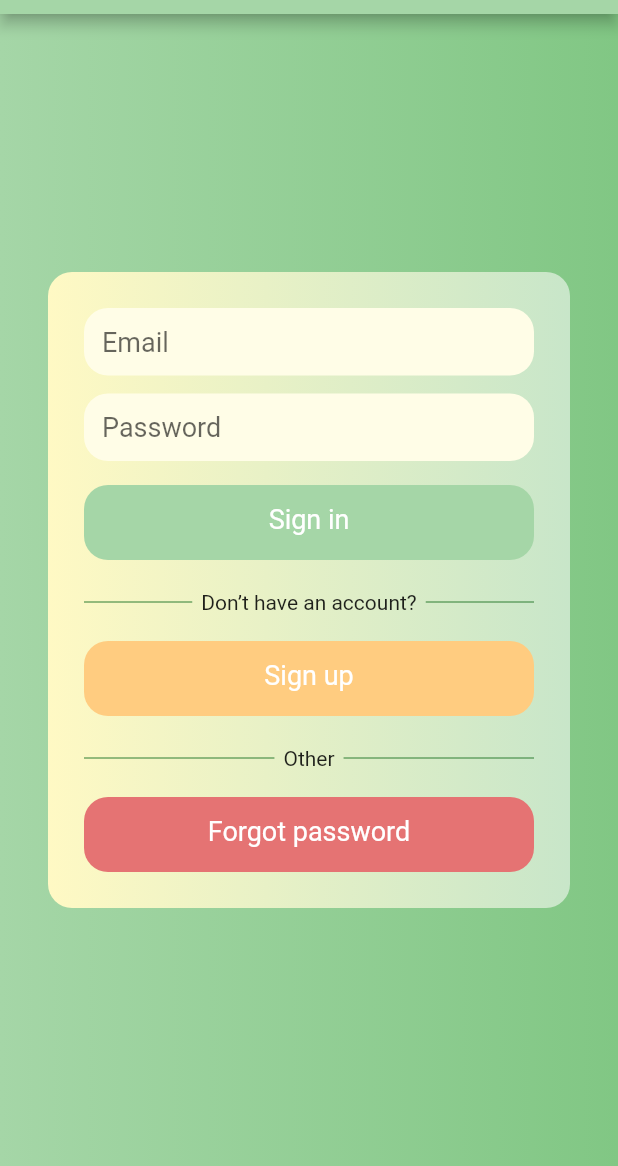
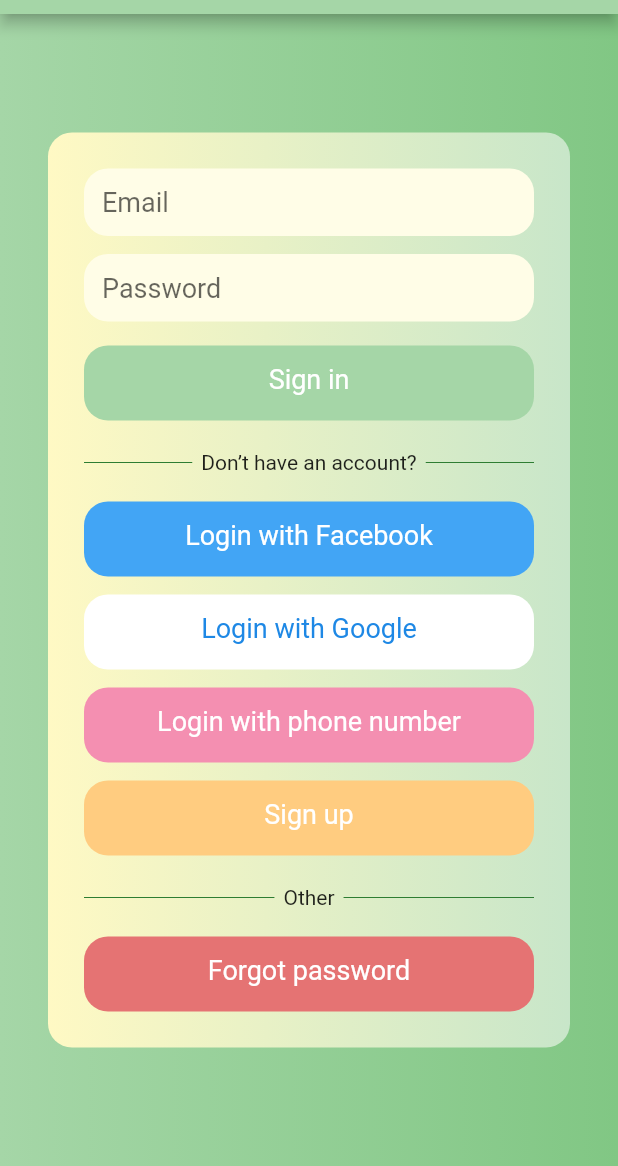
Before and after one commit to benznest/flutter-firebase-auth-app, a Flutter app: the screen it shows after launch, on a phone screen of 412 x 824 dp, the part 70-1236 px from its top. Run offline on Flutter 3.47's test engine with Material 2 defaults, Android fonts, the phone set to English and light mode, and no system bars; our stand-ins replace firebase_auth, google_sign_in; missing offline and left inert: flutter_facebook_login; accounts and stored records are empty.

Commit message:
prepare microsoft account sign in

```diff
--- a/lib/login_page.dart
+++ b/lib/login_page.dart
@@ -55,9 +55,9 @@ class _MyLoginPageState extends State<MyLoginPage> {
                       buildTextFieldPassword(),
                       buildButtonSignIn(context),
                       buildOtherLine("Don’t have an account?"),
-//                      buildButtonFacebook(context),
-//                      buildButtonGoogle(context),
-//                      buildButtonPhone(context),
+                      buildButtonFacebook(context),
+                      buildButtonGoogle(context),
+                      buildButtonPhone(context),
                       buildButtonRegister(context),
                       buildOtherLine("Other"),
                       buildButtonForgotPassword(context),
@@ -122,6 +122,20 @@ class _MyLoginPageState extends State<MyLoginPage> {
         child: Container(
             constraints: BoxConstraints.expand(height: 50),
             child: Text("Login with Google ",
+                textAlign: TextAlign.center,
+                style: TextStyle(fontSize: 18, color: Colors.blue[600])),
+            decoration: BoxDecoration(
+                borderRadius: BorderRadius.circular(16), color: Colors.white),
+            margin: EdgeInsets.only(top: 12),
+            padding: EdgeInsets.all(12)),
+        onTap: () => loginWithGoogle(context));
+  }
+
+  Widget buildButtonMicrosoft(BuildContext context) {
+    return InkWell(
+        child: Container(
+            constraints: BoxConstraints.expand(height: 50),
+            child: Text("Login with Microsoft ",
                 textAlign: TextAlign.center,
                 style: TextStyle(fontSize: 18, color: Colors.blue[600])),
             decoration: BoxDecoration(
@@ -245,6 +259,11 @@ class _MyLoginPageState extends State<MyLoginPage> {
     });
   }
 
+  Future loginWithMicrosoft(BuildContext context) async {
+
+
+  }
+
   navigateToPhoneVerifyPage(BuildContext context) {
     Navigator.push(
         context, MaterialPageRoute(builder: (context) => MyPhoneVerifyPage()));
--- a/pubspec.yaml
+++ b/pubspec.yaml
@@ -24,7 +24,7 @@ dependencies:
   # Use with the CupertinoIcons class for iOS style icons.
   cupertino_icons: ^0.1.2
   firebase_core: 0.3.1+1
-  firebase_auth: 0.8.1+4
+  firebase_auth: 0.8.4+5
   flutter_facebook_login: 2.0.0
   google_sign_in: 4.0.1+1
 
```
Also changed, not shown: pubspec.lock.
